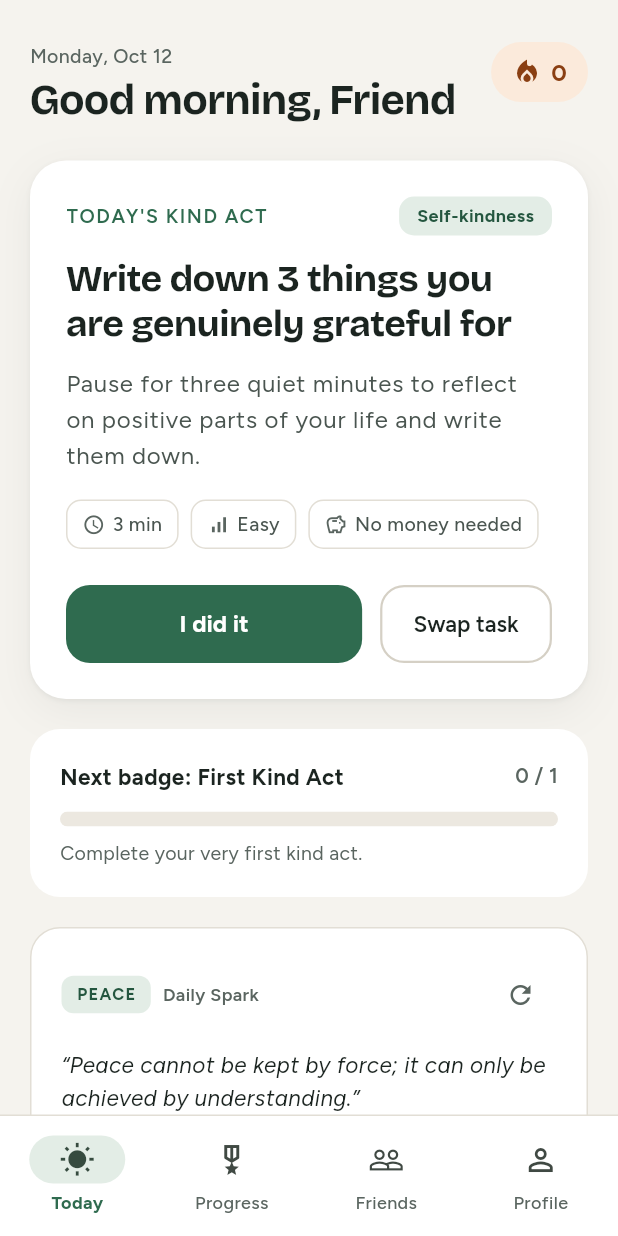
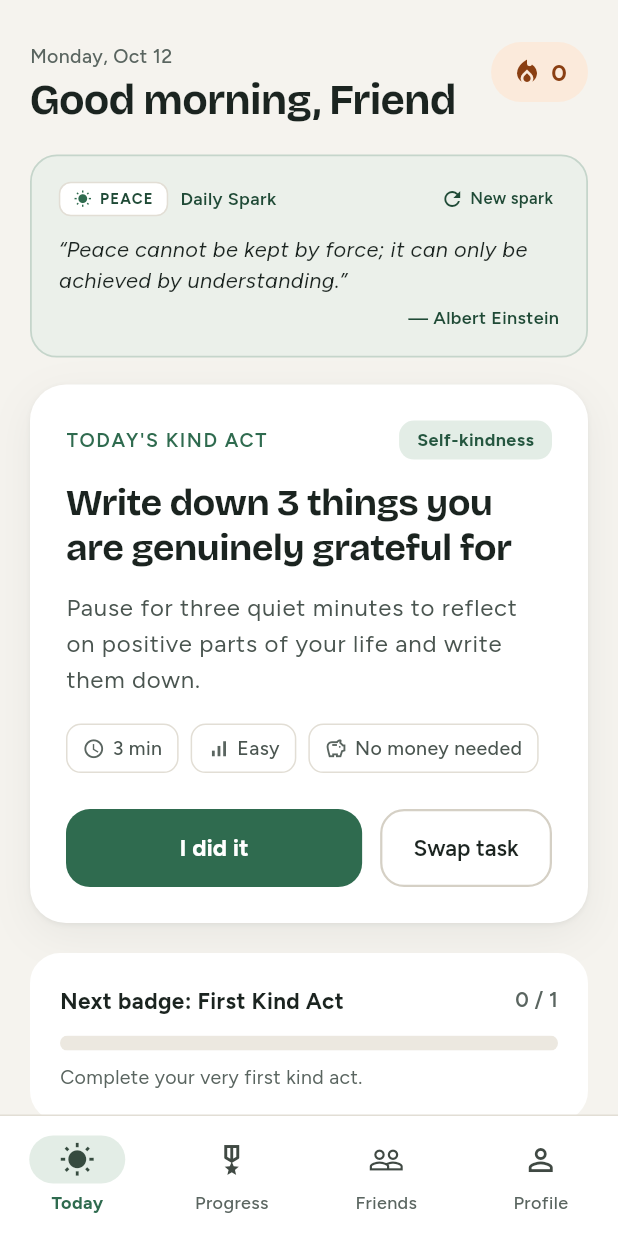
Before and after one commit to alihamzajj/be-kind-app, a Flutter app: the TodayScreen screen opened by its route, on a phone screen of 412 x 824 dp. Run offline on Flutter 3.47's test engine with Material 3 defaults, Android fonts, the phone set to English and light mode, and no system bars; our stand-ins replace flutter_riverpod, go_router, google_fonts, shared_preferences; accounts and stored records are empty.

Commit message:
feat: position motivational quote banner at the top of today screen as first highlight

```diff
--- a/lib/features/home/today_screen.dart
+++ b/lib/features/home/today_screen.dart
@@ -124,7 +124,14 @@ class _TodayScreenState extends ConsumerState<TodayScreen> {
               ),
             ],
           ),
-          const SizedBox(height: 22),
+          const SizedBox(height: 18),
+
+          // Daily Motivational Quote Highlight Banner (First View)
+          MotivationalQuoteCard(
+            quote: _currentQuote,
+            onRefresh: _refreshQuote,
+          ),
+          const SizedBox(height: 18),
 
           // Main Task Card
           if (activeTask != null)
@@ -288,13 +295,6 @@ class _TodayScreenState extends ConsumerState<TodayScreen> {
 
           // Next Badge Card
           _NextBadgeCard(state: state),
-          const SizedBox(height: 20),
-
-          // Daily Motivational Quote Card
-          MotivationalQuoteCard(
-            quote: _currentQuote,
-            onRefresh: _refreshQuote,
-          ),
           const SizedBox(height: 24),
 
           // Other ideas for today
--- a/lib/features/home/widgets/motivational_quote_card.dart
+++ b/lib/features/home/widgets/motivational_quote_card.dart
@@ -15,11 +15,11 @@ class MotivationalQuoteCard extends StatelessWidget {
   @override
   Widget build(BuildContext context) {
     return Container(
-      padding: const EdgeInsets.all(20),
+      padding: const EdgeInsets.symmetric(horizontal: 18, vertical: 16),
       decoration: BoxDecoration(
-        color: AppColors.surface,
-        borderRadius: BorderRadius.circular(20),
-        border: Border.all(color: AppColors.line),
+        color: AppColors.accentSoft.withValues(alpha: 0.55),
+        borderRadius: BorderRadius.circular(18),
+        border: Border.all(color: AppColors.accent.withValues(alpha: 0.2), width: 1.2),
       ),
       child: Column(
         crossAxisAlignment: CrossAxisAlignment.start,
@@ -30,19 +30,27 @@ class MotivationalQuoteCard extends StatelessWidget {
               Row(
                 children: [
                   Container(
-                    padding: const EdgeInsets.symmetric(horizontal: 10, vertical: 4),
+                    padding: const EdgeInsets.symmetric(horizontal: 9, vertical: 3),
                     decoration: BoxDecoration(
-                      color: AppColors.accentSoft,
+                      color: AppColors.surface,
                       borderRadius: BorderRadius.circular(8),
+                      border: Border.all(color: AppColors.line),
                     ),
-                    child: Text(
-                      quote.topic.toUpperCase(),
-                      style: const TextStyle(
-                        fontSize: 11,
-                        fontWeight: FontWeight.w700,
-                        letterSpacing: 0.08 * 11,
-                        color: AppColors.accentOnSoft,
-                      ),
+                    child: Row(
+                      mainAxisSize: MainAxisSize.min,
+                      children: [
+                        const Icon(Icons.wb_sunny, size: 12, color: AppColors.accent),
+                        const SizedBox(width: 5),
+                        Text(
+                          quote.topic.toUpperCase(),
+                          style: const TextStyle(
+                            fontSize: 10,
+                            fontWeight: FontWeight.w700,
+                            letterSpacing: 0.08 * 10,
+                            color: AppColors.accentDark,
+                          ),
+                        ),
+                      ],
                     ),
                   ),
                   const SizedBox(width: 8),
@@ -51,7 +59,7 @@ class MotivationalQuoteCard extends StatelessWidget {
                     style: TextStyle(
                       fontSize: 12,
                       fontWeight: FontWeight.w600,
-                      color: AppColors.muted,
+                      color: AppColors.accentDark,
                     ),
                   ),
                 ],
@@ -59,34 +67,49 @@ class MotivationalQuoteCard extends StatelessWidget {
               Semantics(
                 label: 'Get another motivational quote',
                 button: true,
-                child: IconButton(
-                  icon: const Icon(Icons.refresh, size: 20, color: AppColors.muted),
-                  tooltip: 'Get another quote',
-                  onPressed: onRefresh,
-                  padding: EdgeInsets.zero,
-                  constraints: const BoxConstraints(minWidth: 40, minHeight: 40),
+                child: InkWell(
+                  onTap: onRefresh,
+                  borderRadius: BorderRadius.circular(8),
+                  child: Padding(
+                    padding: const EdgeInsets.all(4.0),
+                    child: Row(
+                      mainAxisSize: MainAxisSize.min,
+                      children: const [
+                        Icon(Icons.refresh, size: 16, color: AppColors.accentDark),
+                        SizedBox(width: 4),
+                        Text(
+                          'New spark',
+                          style: TextStyle(
+                            fontSize: 11,
+                            fontWeight: FontWeight.w600,
+                            color: AppColors.accentDark,
+                          ),
+                        ),
+                      ],
+                    ),
+                  ),
                 ),
               ),
             ],
           ),
-          const SizedBox(height: 12),
+          const SizedBox(height: 10),
           Text(
             '“${quote.quote}”',
             style: const TextStyle(
-              fontSize: 15,
+              fontSize: 14.5,
               height: 1.45,
               fontStyle: FontStyle.italic,
               fontWeight: FontWeight.w500,
               color: AppColors.ink,
             ),
           ),
-          const SizedBox(height: 10),
+          const SizedBox(height: 6),
           Align(
             alignment: Alignment.centerRight,
             child: Text(
               '— ${quote.author}',
               style: const TextStyle(
-                fontSize: 13,
+                fontSize: 12,
                 fontWeight: FontWeight.w600,
                 color: AppColors.accentDark,
               ),
```
